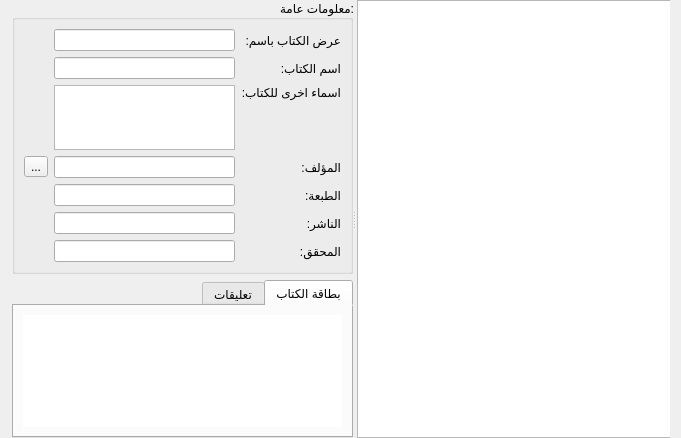
Old version of the form src/editbookslistwidget.ui in the repository boussouira/moltaqa.
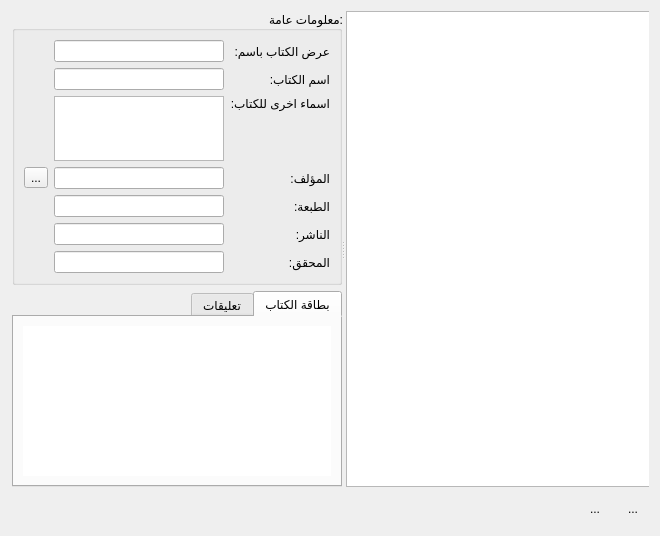
New version of the form. Icons and pictures are not drawn.

Diff of the .ui file:
```diff
--- a/src/editbookslistwidget.ui
+++ b/src/editbookslistwidget.ui
@@ -6,8 +6,8 @@
    <rect>
     <x>0</x>
     <y>0</y>
-    <width>681</width>
-    <height>438</height>
+    <width>660</width>
+    <height>536</height>
    </rect>
   </property>
   <property name="windowTitle">
@@ -17,12 +17,6 @@
    <enum>Qt::RightToLeft</enum>
   </property>
   <layout class="QVBoxLayout" name="verticalLayout_5">
-   <property name="topMargin">
-    <number>0</number>
-   </property>
-   <property name="bottomMargin">
-    <number>0</number>
-   </property>
    <item>
     <widget class="QSplitter" name="splitter">
      <property name="orientation">
@@ -205,6 +199,75 @@
      </widget>
     </widget>
    </item>
+   <item>
+    <layout class="QHBoxLayout" name="horizontalLayout">
+     <item>
+      <widget class="QToolButton" name="toolMoveUp">
+       <property name="minimumSize">
+        <size>
+         <width>32</width>
+         <height>32</height>
+        </size>
+       </property>
+       <property name="text">
+        <string>...</string>
+       </property>
+       <property name="icon">
+        <iconset resource="../share/moltaqa-lib/qt_rc.qrc">
+         <normaloff>:/menu/images/go-up2.png</normaloff>:/menu/images/go-up2.png</iconset>
+       </property>
+       <property name="iconSize">
+        <size>
+         <width>22</width>
+         <height>22</height>
+        </size>
+       </property>
+       <property name="autoRaise">
+        <bool>true</bool>
+       </property>
+      </widget>
+     </item>
+     <item>
+      <widget class="QToolButton" name="toolMoveDown">
+       <property name="minimumSize">
+        <size>
+         <width>32</width>
+         <height>32</height>
+        </size>
+       </property>
+       <property name="text">
+        <string>...</string>
+       </property>
+       <property name="icon">
+        <iconset resource="../share/moltaqa-lib/qt_rc.qrc">
+         <normaloff>:/menu/images/go-down2.png</normaloff>:/menu/images/go-down2.png</iconset>
+       </property>
+       <property name="iconSize">
+        <size>
+         <width>22</width>
+         <height>22</height>
+        </size>
+       </property>
+       <property name="autoRaise">
+        <bool>true</bool>
+       </property>
+      </widget>
+     </item>
+     <item>
+      <spacer name="horizontalSpacer">
+       <property name="orientation">
+        <enum>Qt::Horizontal</enum>
+       </property>
+       <property name="sizeHint" stdset="0">
+        <size>
+         <width>40</width>
+         <height>20</height>
+        </size>
+       </property>
+      </spacer>
+     </item>
+    </layout>
+   </item>
   </layout>
  </widget>
  <resources/>
```
Left out of the diff: 4 changed lines with no effect on the pictures.
